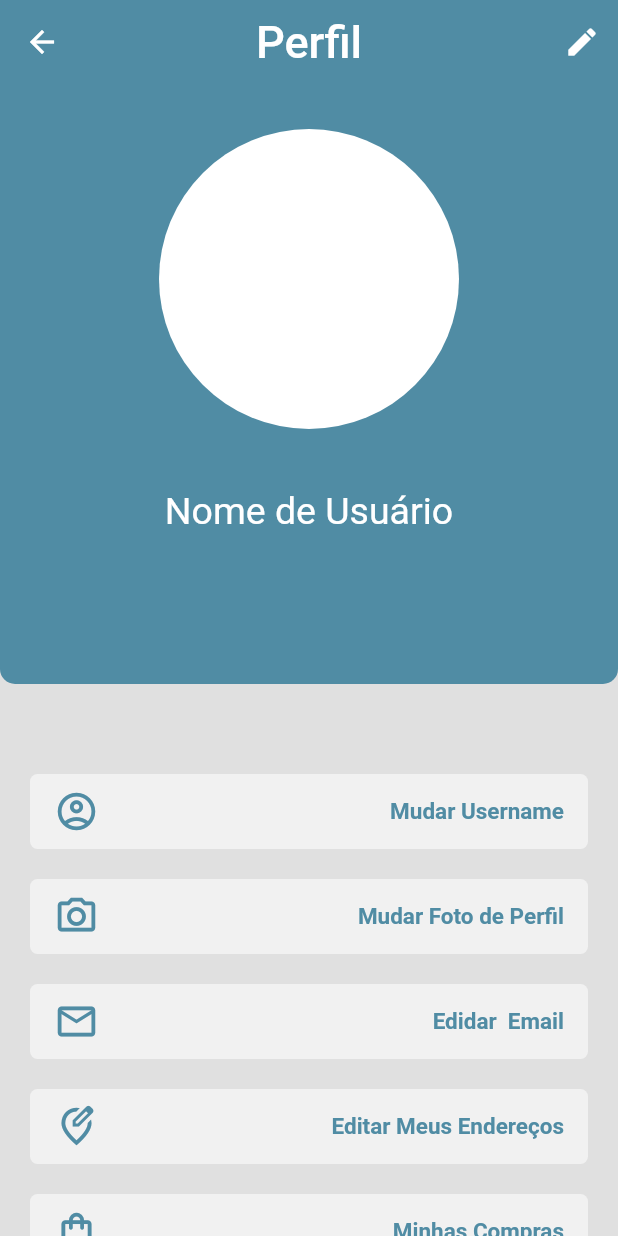
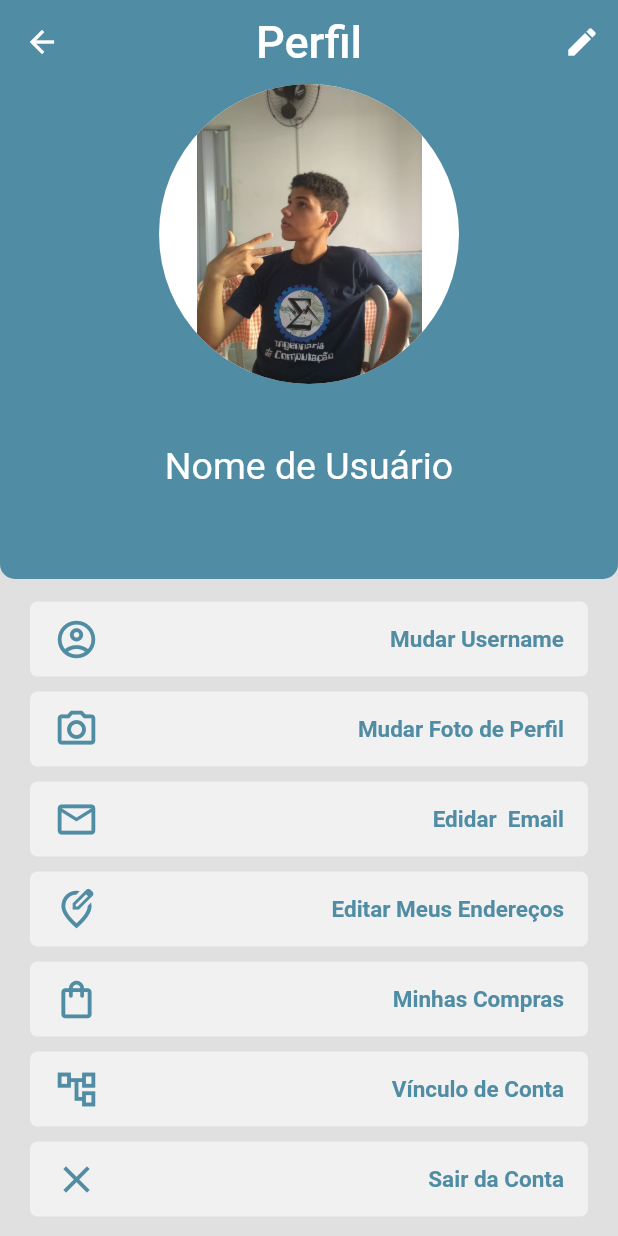
Before and after one commit to Yures1lva/example, a Flutter app: the PerfilPage screen opened directly, on a phone screen of 412 x 824 dp. Run offline on Flutter 3.47's test engine with Material 2 defaults, Android fonts, the phone set to English and light mode, and no system bars; our stand-ins replace carousel_slider.

Commit message:
terminando PerfilPage

```diff
--- a/lib/constants.dart
+++ b/lib/constants.dart
@@ -110,7 +110,7 @@ Container search_box(String hintText, BoxDecoration decoracao) => Container(
 Container butaoPadroa(BuildContext context, String name, Color corBotao,
     Color cornome, Icon iconButton, Function pressione) {
   return Container(
-    margin: EdgeInsets.only(bottom: 10, top: 10),
+    margin: EdgeInsets.only(bottom: 5, top: 5),
     height: 50,
     alignment: Alignment.centerLeft,
     decoration: BoxDecoration(
--- a/lib/perfilPage.dart
+++ b/lib/perfilPage.dart
@@ -26,7 +26,7 @@ class _PerfilPageState extends State<PerfilPage> {
                 Icons.edit,
                 color: iconColor,
               ),
-              onPressed: () {},
+              onPressed: null,
             ),
           ],
         ),
@@ -35,7 +35,7 @@ class _PerfilPageState extends State<PerfilPage> {
             child: Column(
               children: <Widget>[
                 Container(
-                  height: 400,
+                  height: 330,
                   width: double.maxFinite,
                   padding: EdgeInsets.only(
                     left: 10,
@@ -51,20 +51,15 @@ class _PerfilPageState extends State<PerfilPage> {
                   child: Column(
                     //crossAxisAlignment: CrossAxisAlignment.center,
                     children: <Widget>[
-                      Divider(
-                        color: Colors.transparent,
-                        height: 30,
-                      ),
                       Container(
                         height: 200,
                         width: 200,
                         decoration: BoxDecoration(
                           color: Colors.white,
                           borderRadius: BorderRadius.circular(100),
-                          // image: DecorationImage(
-                          //   image: "images/nikeicon.png",
-                          //   fit: BoxFit.fill,
-                          // ),
+                          image: DecorationImage(
+                            image: AssetImage("images/perfil.jpg"),
+                          ),
                         ),
                         //  child: Image(image: AssetImage("images/nikeicon.png"),),
                       ),
@@ -79,14 +74,6 @@ class _PerfilPageState extends State<PerfilPage> {
                           fontSize: 25,
                         ),
                       ),
-                      Divider(
-                        height: 40,
-                        color: Colors.transparent,
-                      ),
-                      Row(
-                        mainAxisAlignment: MainAxisAlignment.end,
-                        children: [],
-                      ),
                     ],
                   ),
                 ),
@@ -98,7 +85,7 @@ class _PerfilPageState extends State<PerfilPage> {
                       children: <Widget>[
                         Divider(
                           color: Colors.transparent,
-                          height: 50,
+                          height: 10,
                         ),
                         buildRow(
                           Icon(
```
